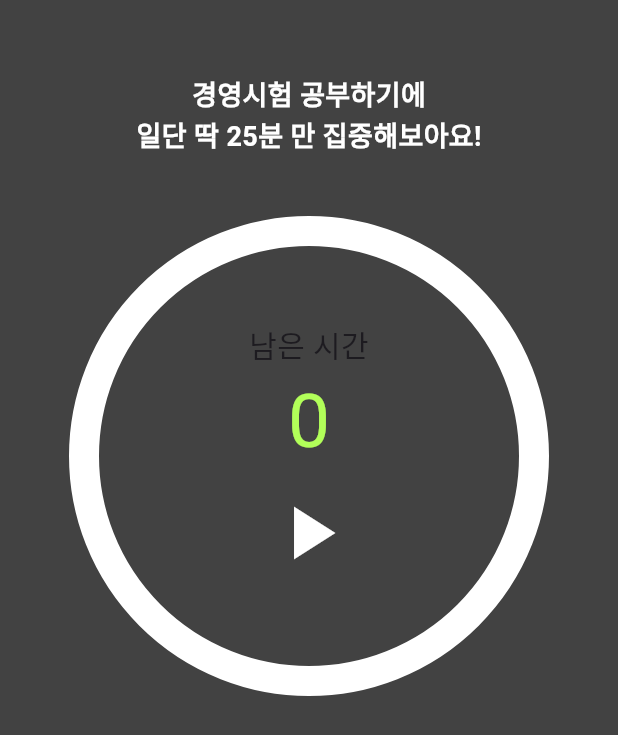
After one commit to seongukHEO/StarryWavePractice, a Flutter app: the TimerScreen screen opened directly, on a phone screen of 412 x 824 dp. The commit adds this screen. Shown: the top 735 px of the screen. Run offline on Flutter 3.47's test engine with Material 3 defaults, Android fonts, the phone set to English and light mode, and no system bars; our stand-ins replace firebase_core, table_calendar; missing offline and left inert: dart:ffi; accounts and stored records are empty.

Commit message:
feat : 타이머 1차

```diff
--- /dev/null
+++ b/lib/screen/timer_screen.dart
@@ -0,0 +1,110 @@
+import 'dart:async';
+
+import 'package:flutter/cupertino.dart';
+import 'package:flutter/material.dart';
+
+class TimerScreen extends StatefulWidget {
+  const TimerScreen({super.key});
+
+  @override
+  State<TimerScreen> createState() => _TimerScreenState();
+}
+
+class _TimerScreenState extends State<TimerScreen> with TickerProviderStateMixin {
+   late AnimationController controller;
+  late Animation<Color?> _colorTween;
+
+  bool isRunning = false;
+
+  int totalSeconds = 1500;
+
+  late Timer timer;
+
+
+
+  @override
+  void initState() {
+    // TODO: implement initState
+    controller = AnimationController(
+      vsync: this,
+      duration: Duration(seconds: 10),
+    );
+    //   ..addListener((){
+    //   setState(() {
+    //   });
+    // });
+    _colorTween = controller.drive(ColorTween(begin: Colors.cyanAccent, end: Colors.cyanAccent));
+    controller.forward();
+    super.initState();
+  }
+
+  @override
+  void dispose() {
+    // TODO: implement dispose
+    super.dispose();
+    controller.dispose();
+  }
+
+  @override
+  Widget build(BuildContext context) {
+    return Scaffold(
+      backgroundColor: Colors.grey.shade800,
+      body: SafeArea(
+        child: Container(
+          padding: EdgeInsets.all(20),
+          margin: EdgeInsets.fromLTRB(0, 30, 0, 0),
+          child: Align(
+            alignment: Alignment.center,
+            child: Column(
+              crossAxisAlignment: CrossAxisAlignment.center,
+              children: [
+                Text("경영시험 공부하기에", style: TextStyle(fontWeight: FontWeight.bold, color: Colors.white, fontSize: 18),),
+                Text("일단 딱 25분 만 집중해보아요!",  style: TextStyle(fontWeight: FontWeight.bold, color: Colors.white, fontSize: 18)),
+                SizedBox(height: 50,),
+                Center(
+                  child: SizedBox(
+                    width: 300,
+                    height: 300,
+                    child: Stack(
+                      fit: StackFit.expand,
+                      children: [
+                        CircularProgressIndicator(
+                          backgroundColor: Colors.white,
+                          strokeWidth: 20,
+                          value: controller.value,
+                          valueColor: _colorTween,
+                        ),
+                        Center(
+                          child: Column(
+                            mainAxisAlignment: MainAxisAlignment.center,
+                            children: [
+                              Text("남은 시간", style: TextStyle(fontSize: 20),),
+                              Text(
+                                (controller.value * 100).toInt().toString(),
+                                style: TextStyle(fontSize: 50, color: Colors.lightGreenAccent),
+                              ),
+                              IconButton(
+                                  onPressed: (){},
+                                  iconSize: 60,
+                                  icon: Icon(
+                                    isRunning
+                                        ? Icons.pause
+                                        : Icons.play_arrow,
+                                    color: Colors.white,
+                                  ),
+                              )
+                            ],
+                          )
+                        )
+                      ],
+                    ),
+                  ),
+                )
+              ],
+            ),
+          ),
+        ),
+      ),
+    );
+  }
+}
--- a/lib/widget/startJob/second_start_job_widget.dart
+++ b/lib/widget/startJob/second_start_job_widget.dart
@@ -1,6 +1,8 @@
+
 import 'package:flutter/cupertino.dart';
 import 'package:flutter/material.dart';
 import 'package:starrywave_practice/common/build_chips.dart';
+import 'package:starrywave_practice/screen/timer_screen.dart';
 
 class SecondStartJobWidget extends StatefulWidget {
   final TabController tabController;
@@ -59,7 +61,9 @@ class _SecondStartJobWidgetState extends State<SecondStartJobWidget> {
                                 borderSide: BorderSide.none
                             ),
                             onPressed: (){
-                              Navigator.pop(context);
+                              Navigator.push(context, MaterialPageRoute(builder: (context){
+                                return TimerScreen();
+                              }));
                             },
                             child: Text("시작하기", style: TextStyle(color: Colors.white, fontWeight: FontWeight.bold),),
                           ),
```
